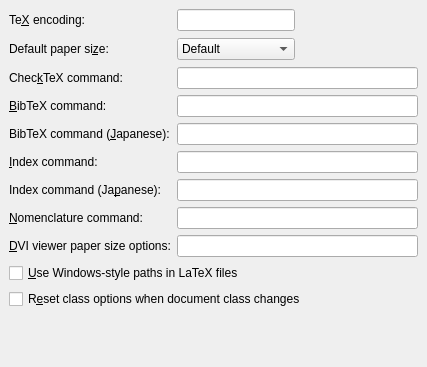
First picture: the form in src/frontends/qt4/ui/PrefLatexUi.ui, repository rpavlik/lyx-lucid-backport, before the edit.
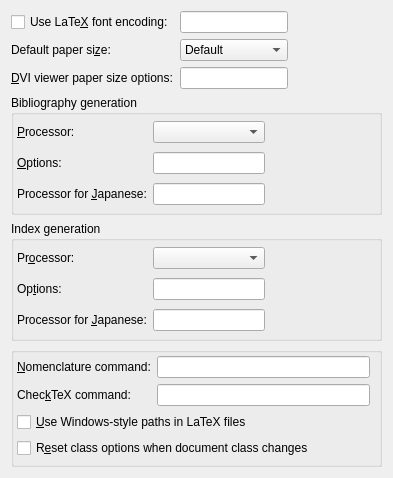
Second picture: the form after the edit.

```diff
--- a/src/frontends/qt4/ui/PrefLatexUi.ui
+++ b/src/frontends/qt4/ui/PrefLatexUi.ui
@@ -1,52 +1,52 @@
 <ui version="4.0" >
  <class>PrefLatexUi</class>
- <widget class="QWidget" name="PrefLatexUi" >
-  <property name="geometry" >
+ <widget class="QWidget" name="PrefLatexUi">
+  <property name="geometry">
    <rect>
     <x>0</x>
     <y>0</y>
-    <width>427</width>
-    <height>367</height>
+    <width>393</width>
+    <height>478</height>
    </rect>
   </property>
   <property name="windowTitle" >
    <string/>
   </property>
-  <layout class="QGridLayout" >
-   <property name="margin" >
-    <number>9</number>
-   </property>
-   <property name="spacing" >
-    <number>6</number>
-   </property>
-   <item row="11" column="0" colspan="3" >
-    <spacer>
-     <property name="orientation" >
-      <enum>Qt::Vertical</enum>
-     </property>
-     <property name="sizeType" >
-      <enum>QSizePolicy::Expanding</enum>
-     </property>
-     <property name="sizeHint" >
-      <size>
-       <width>409</width>
-       <height>21</height>
-      </size>
-     </property>
-    </spacer>
-   </item>
-   <item row="10" column="0" colspan="3" >
-    <widget class="QCheckBox" name="latexAutoresetCB" >
-     <property name="toolTip" >
-      <string>Set class options to default on class change</string>
-     </property>
-     <property name="text" >
-      <string>R&amp;eset class options when document class changes</string>
+  <layout class="QGridLayout" name="gridLayout_5">
+   <item row="0" column="0">
+    <layout class="QGridLayout" name="gridLayout_4">
+     <property name="margin">
+      <number>0</number>
+     </property>
+     <item row="0" column="0">
+      <widget class="QCheckBox" name="latexEncodingCB">
+       <property name="toolTip">
+        <string>Enable if a specific font encoding (such as T1) should be used (via fontenc)</string>
+       </property>
+       <property name="text">
+        <string>Use LaTe&amp;X font encoding:</string>
+       </property>
+      </widget>
+     </item>
+     <item row="0" column="1">
+      <widget class="QLineEdit" name="latexEncodingED">
+       <property name="toolTip">
+        <string>Specify the font encoding (e.g., T1).</string>
+       </property>
+      </widget>
+     </item>
+     <item row="1" column="0">
+      <widget class="QLabel" name="latexPaperSizeLA">
+       <property name="text">
+        <string>Default paper si&amp;ze:</string>
+       </property>
+       <property name="buddy">
+        <cstring>latexPaperSizeCO</cstring>
      </property>
     </widget>
    </item>
-   <item row="1" column="1" >
-    <widget class="QComboBox" name="latexPaperSizeCO" >
+     <item row="1" column="1">
+      <widget class="QComboBox" name="latexPaperSizeCO">
      <item>
       <property name="text" >
        <string>Default</string>
@@ -89,82 +89,203 @@
      </item>
     </widget>
    </item>
-   <item row="0" column="1" >
-    <widget class="QLineEdit" name="latexEncodingED" />
-   </item>
-   <item rowspan="2" row="0" column="2" >
-    <spacer>
-     <property name="orientation" >
+     <item row="2" column="0">
+      <widget class="QLabel" name="latexDviPaperLA">
+       <property name="text">
+        <string>&amp;DVI viewer paper size options:</string>
+       </property>
+       <property name="buddy">
+        <cstring>latexDviPaperED</cstring>
+       </property>
+      </widget>
+     </item>
+     <item row="2" column="1">
+      <widget class="QLineEdit" name="latexDviPaperED">
+       <property name="toolTip">
+        <string>Optional paper size flag (-paper) for some DVI viewers</string>
+       </property>
+      </widget>
+     </item>
+    </layout>
+   </item>
+   <item row="0" column="1">
+    <spacer name="horizontalSpacer_4">
+     <property name="orientation">
       <enum>Qt::Horizontal</enum>
      </property>
-     <property name="sizeType" >
-      <enum>QSizePolicy::Expanding</enum>
-     </property>
-     <property name="sizeHint" >
+     <property name="sizeHint" stdset="0">
       <size>
-       <width>21</width>
-       <height>52</height>
+       <width>33</width>
+       <height>20</height>
       </size>
      </property>
     </spacer>
    </item>
-   <item row="2" column="0" >
-    <widget class="QLabel" name="latexChecktexLA" >
-     <property name="text" >
-      <string>Chec&amp;kTeX command:</string>
+   <item row="1" column="0" colspan="2">
+    <widget class="QGroupBox" name="bibtexGB">
+     <property name="title">
+      <string>Bibliography generation</string>
      </property>
-     <property name="buddy" >
-      <cstring>latexChecktexED</cstring>
+     <property name="flat">
+      <bool>true</bool>
      </property>
-    </widget>
-   </item>
-   <item row="2" column="1" colspan="2" >
-    <widget class="QLineEdit" name="latexChecktexED" >
-     <property name="toolTip" >
-      <string>CheckTeX start options and flags</string>
-     </property>
-    </widget>
-   </item>
-   <item row="0" column="0" >
-    <widget class="QLabel" name="latexEncodingLA" >
-     <property name="text" >
-      <string>Te&amp;X encoding:</string>
-     </property>
-     <property name="buddy" >
-      <cstring>latexEncodingED</cstring>
+     <layout class="QGridLayout" name="gridLayout">
+      <property name="margin">
+       <number>3</number>
+      </property>
+      <item row="0" column="0">
+       <widget class="QLabel" name="latexBibtexLA">
+        <property name="text">
+         <string>&amp;Processor:</string>
+        </property>
+        <property name="buddy">
+         <cstring>latexBibtexCO</cstring>
      </property>
     </widget>
    </item>
-   <item row="1" column="0" >
-    <widget class="QLabel" name="latexPaperSizeLA" >
-     <property name="text" >
-      <string>Default paper si&amp;ze:</string>
-     </property>
-     <property name="buddy" >
-      <cstring>latexPaperSizeCO</cstring>
-     </property>
-    </widget>
-   </item>
-   <item row="3" column="1" colspan="2" >
-    <widget class="QLineEdit" name="latexBibtexED" >
-     <property name="toolTip" >
-      <string>BibTeX command and options</string>
-     </property>
-    </widget>
-   </item>
-   <item row="3" column="0" >
-    <widget class="QLabel" name="latexBibtexLA" >
-     <property name="text" >
-      <string>&amp;BibTeX command:</string>
-     </property>
-     <property name="buddy" >
+      <item row="0" column="1">
+       <widget class="QComboBox" name="latexBibtexCO"/>
+      </item>
+      <item row="1" column="0">
+       <widget class="QLabel" name="latexBibtexOptionsLA">
+        <property name="text">
+         <string>&amp;Options:</string>
+        </property>
+        <property name="buddy">
       <cstring>latexBibtexED</cstring>
      </property>
     </widget>
    </item>
-   <item row="7" column="0" >
-    <widget class="QLabel" name="latexNomenclLA" >
-     <property name="text" >
+      <item row="1" column="1">
+       <widget class="QLineEdit" name="latexBibtexED">
+        <property name="toolTip">
+         <string>BibTeX command and options</string>
+        </property>
+       </widget>
+      </item>
+      <item row="1" column="2">
+       <spacer name="horizontalSpacer">
+        <property name="orientation">
+         <enum>Qt::Horizontal</enum>
+        </property>
+        <property name="sizeHint" stdset="0">
+         <size>
+          <width>52</width>
+          <height>20</height>
+         </size>
+        </property>
+       </spacer>
+      </item>
+      <item row="2" column="0">
+       <widget class="QLabel" name="latexJBibtexLA">
+        <property name="text">
+         <string>Processor for &amp;Japanese:</string>
+        </property>
+        <property name="buddy">
+         <cstring>latexJBibtexED</cstring>
+        </property>
+       </widget>
+      </item>
+      <item row="2" column="1">
+       <widget class="QLineEdit" name="latexJBibtexED">
+        <property name="toolTip">
+         <string>Specific BibTeX command and options for pLaTeX (Japanese)</string>
+        </property>
+       </widget>
+      </item>
+     </layout>
+    </widget>
+   </item>
+   <item row="2" column="0" colspan="2">
+    <widget class="QGroupBox" name="indexGB">
+     <property name="title">
+      <string>Index generation</string>
+     </property>
+     <property name="flat">
+      <bool>true</bool>
+     </property>
+     <layout class="QGridLayout" name="gridLayout_2">
+      <property name="margin">
+       <number>3</number>
+      </property>
+      <item row="0" column="0">
+       <widget class="QLabel" name="latexIndexLA">
+        <property name="text">
+         <string>Pr&amp;ocessor:</string>
+        </property>
+        <property name="buddy">
+         <cstring>latexIndexCO</cstring>
+        </property>
+       </widget>
+      </item>
+      <item row="0" column="1">
+       <widget class="QComboBox" name="latexIndexCO"/>
+      </item>
+      <item row="0" column="2" rowspan="2">
+       <spacer name="horizontalSpacer_2">
+        <property name="orientation">
+         <enum>Qt::Horizontal</enum>
+        </property>
+        <property name="sizeHint" stdset="0">
+         <size>
+          <width>52</width>
+          <height>20</height>
+         </size>
+        </property>
+       </spacer>
+      </item>
+      <item row="1" column="0">
+       <widget class="QLabel" name="latexIndexOptionsLA">
+        <property name="text">
+         <string>Op&amp;tions:</string>
+        </property>
+        <property name="buddy">
+         <cstring>latexIndexED</cstring>
+        </property>
+       </widget>
+      </item>
+      <item row="1" column="1">
+       <widget class="QLineEdit" name="latexIndexED">
+        <property name="toolTip">
+         <string>Index command and options (makeindex, xindy)</string>
+        </property>
+       </widget>
+      </item>
+      <item row="2" column="0">
+       <widget class="QLabel" name="latexJIndexLA">
+        <property name="text">
+         <string>Processor for &amp;Japanese:</string>
+        </property>
+        <property name="buddy">
+         <cstring>latexJIndexED</cstring>
+        </property>
+       </widget>
+      </item>
+      <item row="2" column="1">
+       <widget class="QLineEdit" name="latexJIndexED">
+        <property name="toolTip">
+         <string>Specific index command and options for pLaTeX (Japanese)</string>
+        </property>
+       </widget>
+      </item>
+     </layout>
+    </widget>
+   </item>
+   <item row="3" column="0" colspan="2">
+    <widget class="QGroupBox" name="groupBox">
+     <property name="title">
+      <string/>
+     </property>
+     <property name="flat">
+      <bool>true</bool>
+     </property>
+     <layout class="QGridLayout" name="gridLayout_3">
+      <property name="margin">
+       <number>3</number>
+      </property>
+      <item row="0" column="0">
+       <widget class="QLabel" name="latexNomenclLA">
+        <property name="text">
       <string>&amp;Nomenclature command:</string>
      </property>
      <property name="buddy" >
@@ -172,9 +293,33 @@
      </property>
     </widget>
    </item>
-   <item row="9" column="0" colspan="3" >
-    <widget class="QCheckBox" name="pathCB" >
-     <property name="enabled" >
+      <item row="0" column="1">
+       <widget class="QLineEdit" name="latexNomenclED">
+        <property name="toolTip">
+         <string>Command and options for nomencl (usually makeindex)</string>
+        </property>
+       </widget>
+      </item>
+      <item row="1" column="0">
+       <widget class="QLabel" name="latexChecktexLA">
+        <property name="text">
+         <string>Chec&amp;kTeX command:</string>
+        </property>
+        <property name="buddy">
+         <cstring>latexChecktexED</cstring>
+        </property>
+       </widget>
+      </item>
+      <item row="1" column="1">
+       <widget class="QLineEdit" name="latexChecktexED">
+        <property name="toolTip">
+         <string>CheckTeX start options and flags</string>
+        </property>
+       </widget>
+      </item>
+      <item row="2" column="0" colspan="2">
+       <widget class="QCheckBox" name="pathCB">
+        <property name="enabled">
       <bool>true</bool>
      </property>
      <property name="toolTip" >
@@ -191,79 +336,17 @@
      </property>
     </widget>
    </item>
-   <item row="7" column="1" colspan="2" >
-    <widget class="QLineEdit" name="latexNomenclED" >
-     <property name="toolTip" >
-      <string>Command and options for nomencl (usually makeindex)</string>
-     </property>
-    </widget>
-   </item>
-   <item row="5" column="1" colspan="2" >
-    <widget class="QLineEdit" name="latexIndexED" >
-     <property name="toolTip" >
-      <string>Index command and options (makeindex, xindy)</string>
+      <item row="3" column="0" colspan="3">
+       <widget class="QCheckBox" name="latexAutoresetCB">
+        <property name="toolTip">
+         <string>Set class options to default on class change</string>
+        </property>
+        <property name="text">
+         <string>R&amp;eset class options when document class changes</string>
      </property>
     </widget>
    </item>
-   <item row="5" column="0" >
-    <widget class="QLabel" name="latexIndexLA" >
-     <property name="text" >
-      <string>&amp;Index command:</string>
-     </property>
-     <property name="buddy" >
-      <cstring>latexIndexED</cstring>
-     </property>
-    </widget>
-   </item>
-   <item row="6" column="1" colspan="2" >
-    <widget class="QLineEdit" name="latexJIndexED" >
-     <property name="toolTip" >
-      <string>Specific index command and options for pLaTeX (Japanese)</string>
-     </property>
-    </widget>
-   </item>
-   <item row="4" column="1" colspan="2" >
-    <widget class="QLineEdit" name="latexJBibtexED" >
-     <property name="toolTip" >
-      <string>Specific BibTeX command and options for pLaTeX (Japanese)</string>
-     </property>
-    </widget>
-   </item>
-   <item row="4" column="0" >
-    <widget class="QLabel" name="latexJBibtexLA" >
-     <property name="text" >
-      <string>BibTeX command (&amp;Japanese):</string>
-     </property>
-     <property name="buddy" >
-      <cstring>latexJBibtexED</cstring>
-     </property>
-    </widget>
-   </item>
-   <item row="6" column="0" >
-    <widget class="QLabel" name="latexJIndexLA" >
-     <property name="text" >
-      <string>Index command (Ja&amp;panese):</string>
-     </property>
-     <property name="buddy" >
-      <cstring>latexJIndexED</cstring>
-     </property>
-    </widget>
-   </item>
-   <item row="8" column="1" colspan="2" >
-    <widget class="QLineEdit" name="latexDviPaperED" >
-     <property name="toolTip" >
-      <string>Optional paper size flag (-paper) for some DVI viewers</string>
-     </property>
-    </widget>
-   </item>
-   <item row="8" column="0" >
-    <widget class="QLabel" name="latexDviPaperLA" >
-     <property name="text" >
-      <string>&amp;DVI viewer paper size options:</string>
-     </property>
-     <property name="buddy" >
-      <cstring>latexDviPaperED</cstring>
-     </property>
+     </layout>
     </widget>
    </item>
   </layout>
```
Left out of the diff: 32 changed lines with no effect on the pictures. Lines whose indentation alone changed are shown as unchanged.
